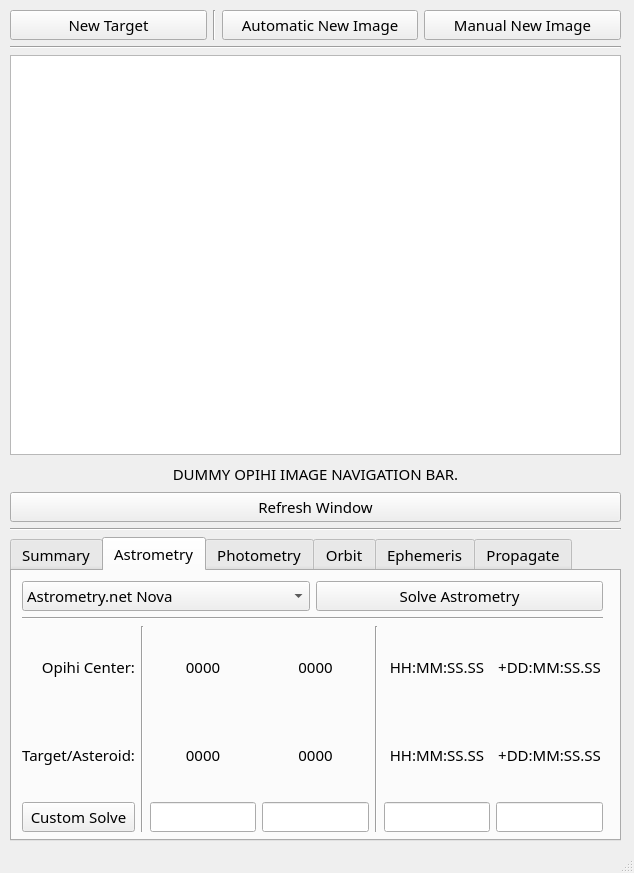
Before: the Qt Designer form src/opihiexarata/gui/qtui/manual.ui in psmd-iberutaru/OpihiExarata, drawn with Qt 5.
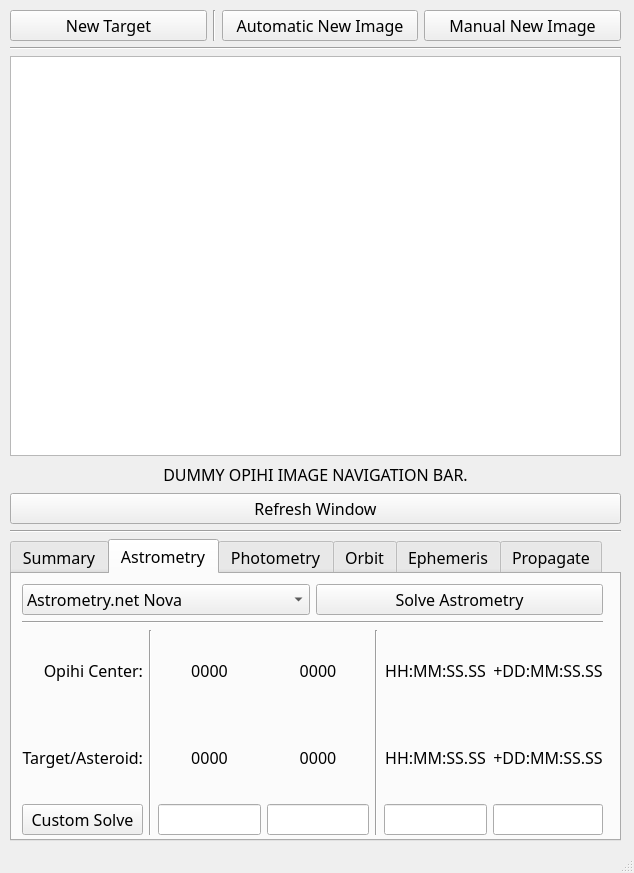
After: the same form once the commit is applied. The open tabs and pages were chosen to show the change.

```diff
--- a/src/opihiexarata/gui/qtui/manual.ui
+++ b/src/opihiexarata/gui/qtui/manual.ui
@@ -47,7 +47,7 @@
     <property name="font">
      <font>
       <family>Sylfaen</family>
-      <pointsize>11</pointsize>
+      <pointsize>12</pointsize>
      </font>
     </property>
     <layout class="QVBoxLayout" name="vertical_layout_window">
@@ -58,7 +58,7 @@
          <property name="font">
           <font>
            <family>Sylfaen</family>
-           <pointsize>11</pointsize>
+           <pointsize>12</pointsize>
           </font>
          </property>
          <property name="text">
@@ -71,7 +71,7 @@
          <property name="font">
           <font>
            <family>Sylfaen</family>
-           <pointsize>11</pointsize>
+           <pointsize>12</pointsize>
           </font>
          </property>
          <property name="orientation">
@@ -84,7 +84,7 @@
          <property name="font">
           <font>
            <family>Sylfaen</family>
-           <pointsize>11</pointsize>
+           <pointsize>12</pointsize>
           </font>
          </property>
          <property name="text">
@@ -97,7 +97,7 @@
          <property name="font">
           <font>
            <family>Sylfaen</family>
-           <pointsize>11</pointsize>
+           <pointsize>12</pointsize>
           </font>
          </property>
          <property name="text">
@@ -112,7 +112,7 @@
        <property name="font">
         <font>
          <family>Sylfaen</family>
-         <pointsize>11</pointsize>
+         <pointsize>12</pointsize>
         </font>
        </property>
        <property name="orientation">
@@ -142,7 +142,7 @@
          <property name="font">
           <font>
            <family>Sylfaen</family>
-           <pointsize>11</pointsize>
+           <pointsize>12</pointsize>
            <kerning>true</kerning>
           </font>
          </property>
@@ -156,6 +156,11 @@
            <height>25</height>
           </size>
          </property>
+         <property name="font">
+          <font>
+           <pointsize>12</pointsize>
+          </font>
+         </property>
          <property name="text">
           <string>DUMMY OPIHI IMAGE NAVIGATION BAR.</string>
          </property>
@@ -168,6 +173,11 @@
      </item>
      <item>
       <widget class="QPushButton" name="push_button_refresh_window">
+       <property name="font">
+        <font>
+         <pointsize>12</pointsize>
+        </font>
+       </property>
        <property name="text">
         <string>Refresh Window</string>
        </property>
@@ -178,7 +188,7 @@
        <property name="font">
         <font>
          <family>Sylfaen</family>
-         <pointsize>11</pointsize>
+         <pointsize>12</pointsize>
         </font>
        </property>
        <property name="frameShadow">
@@ -196,7 +206,7 @@
          <property name="font">
           <font>
            <family>Sylfaen</family>
-           <pointsize>11</pointsize>
+           <pointsize>12</pointsize>
           </font>
          </property>
          <property name="currentIndex">
@@ -318,7 +328,7 @@
            <property name="font">
             <font>
              <family>Sylfaen</family>
-             <pointsize>11</pointsize>
+             <pointsize>12</pointsize>
             </font>
            </property>
            <layout class="QVBoxLayout" name="vertical_layout_astrometry">
@@ -326,6 +336,11 @@
              <layout class="QHBoxLayout" name="horizontal_layout_solve_astrometry">
               <item>
                <widget class="QComboBox" name="combo_box_astrometry_solve_engine">
+                <property name="font">
+                 <font>
+                  <pointsize>12</pointsize>
+                 </font>
+                </property>
                 <item>
                  <property name="text">
                   <string>Astrometry.net Nova</string>
@@ -343,7 +358,7 @@
                 <property name="font">
                  <font>
                   <family>Sylfaen</family>
-                  <pointsize>11</pointsize>
+                  <pointsize>12</pointsize>
                  </font>
                 </property>
                 <property name="text">
@@ -355,6 +370,11 @@
             </item>
             <item>
              <widget class="Line" name="line_2">
+              <property name="font">
+               <font>
+                <pointsize>12</pointsize>
+               </font>
+              </property>
               <property name="orientation">
                <enum>Qt::Horizontal</enum>
               </property>
@@ -364,6 +384,11 @@
              <layout class="QGridLayout" name="grid_layout_astrometry_results">
               <item row="1" column="2">
                <widget class="QLabel" name="label_dynamic_astrometry_target_x">
+                <property name="font">
+                 <font>
+                  <pointsize>12</pointsize>
+                 </font>
+                </property>
                 <property name="text">
                  <string>0000</string>
                 </property>
@@ -374,6 +399,11 @@
               </item>
               <item row="1" column="3">
                <widget class="QLabel" name="label_dynamic_astrometry_target_y">
+                <property name="font">
+                 <font>
+                  <pointsize>12</pointsize>
+                 </font>
+                </property>
                 <property name="text">
                  <string>0000</string>
                 </property>
@@ -384,6 +414,11 @@
               </item>
               <item row="1" column="0">
                <widget class="QLabel" name="label_static_astrometry_target_coordinates">
+                <property name="font">
+                 <font>
+                  <pointsize>12</pointsize>
+                 </font>
+                </property>
                 <property name="text">
                  <string>Target/Asteroid:</string>
                 </property>
@@ -394,6 +429,11 @@
               </item>
               <item row="0" column="5" rowspan="3">
                <widget class="Line" name="line_9">
+                <property name="font">
+                 <font>
+                  <pointsize>12</pointsize>
+                 </font>
+                </property>
                 <property name="orientation">
                  <enum>Qt::Vertical</enum>
                 </property>
@@ -401,6 +441,11 @@
               </item>
               <item row="0" column="6">
                <widget class="QLabel" name="label_dynamic_astrometry_center_ra">
+                <property name="font">
+                 <font>
+                  <pointsize>12</pointsize>
+                 </font>
+                </property>
                 <property name="text">
                  <string>HH:MM:SS.SS</string>
                 </property>
@@ -411,6 +456,11 @@
               </item>
               <item row="0" column="0">
                <widget class="QLabel" name="label_static_astrometry_center_coordinates">
+                <property name="font">
+                 <font>
+                  <pointsize>12</pointsize>
+                 </font>
+                </property>
                 <property name="text">
                  <string>Opihi Center:</string>
                 </property>
@@ -421,6 +471,11 @@
               </item>
               <item row="0" column="7">
                <widget class="QLabel" name="label_dynamic_astrometry_center_dec">
+                <property name="font">
+                 <font>
+                  <pointsize>12</pointsize>
+                 </font>
+                </property>
                 <property name="text">
                  <string>+DD:MM:SS.SS</string>
                 </property>
@@ -431,6 +486,11 @@
               </item>
               <item row="1" column="6">
                <widget class="QLabel" name="label_dynamic_astrometry_target_ra">
+                <property name="font">
+                 <font>
+                  <pointsize>12</pointsize>
+                 </font>
+                </property>
                 <property name="text">
                  <string>HH:MM:SS.SS</string>
                 </property>
@@ -441,6 +501,11 @@
               </item>
               <item row="1" column="7">
                <widget class="QLabel" name="label_dynamic_astrometry_target_dec">
+                <property name="font">
+                 <font>
+                  <pointsize>12</pointsize>
+                 </font>
+                </property>
                 <property name="text">
                  <string>+DD:MM:SS.SS</string>
                 </property>
@@ -451,6 +516,11 @@
               </item>
               <item row="0" column="3">
                <widget class="QLabel" name="label_dynamic_astrometry_center_y">
+                <property name="font">
+                 <font>
+                  <pointsize>12</pointsize>
+                 </font>
+                </property>
                 <property name="text">
                  <string>0000</string>
                 </property>
@@ -461,6 +531,11 @@
               </item>
               <item row="0" column="2">
                <widget class="QLabel" name="label_dynamic_astrometry_center_x">
+                <property name="font">
+                 <font>
+                  <pointsize>12</pointsize>
+                 </font>
+                </property>
                 <property name="text">
                  <string>0000</string>
                 </property>
@@ -477,25 +552,59 @@
                   <verstretch>0</verstretch>
                  </sizepolicy>
                 </property>
+                <property name="font">
+                 <font>
+                  <pointsize>12</pointsize>
+                 </font>
+                </property>
                 <property name="orientation">
                  <enum>Qt::Vertical</enum>
                 </property>
                </widget>
               </item>
               <item row="2" column="2">
-               <widget class="QLineEdit" name="line_edit_astrometry_custom_x"/>
+               <widget class="QLineEdit" name="line_edit_astrometry_custom_x">
+                <property name="font">
+                 <font>
+                  <pointsize>12</pointsize>
+                 </font>
+                </property>
+               </widget>
               </item>
               <item row="2" column="3">
-               <widget class="QLineEdit" name="line_edit_astrometry_custom_y"/>
+               <widget class="QLineEdit" name="line_edit_astrometry_custom_y">
+                <property name="font">
+                 <font>
+                  <pointsize>12</pointsize>
+                 </font>
+                </property>
+               </widget>
               </item>
               <item row="2" column="6">
-               <widget class="QLineEdit" name="line_edit_astrometry_custom_ra"/>
+               <widget class="QLineEdit" name="line_edit_astrometry_custom_ra">
+                <property name="font">
+                 <font>
+                  <pointsize>12</pointsize>
+                 </font>
+                </property>
+               </widget>
               </item>
               <item row="2" column="7">
-               <widget class="QLineEdit" name="line_edit_astrometry_custom_dec"/>
+               <widget class="QLineEdit" name="line_edit_astrometry_custom_dec">
+                <property name="font">
+                 <font>
+                  <pointsize>12</pointsize>
+                 </font>
+                </property>
+               </widget>
               </item>
               <item row="2" column="0">
                <widget class="QPushButton" name="push_button_astrometry_custom_solve">
+                <property name="font">
+                 <font>
+                  <pointsize>12</pointsize>
+                 </font>
+                </property>
                 <property name="text">
                  <string>Custom Solve</string>
                 </property>
```
Left out of the diff: 64 changed lines with no effect on the pictures.
